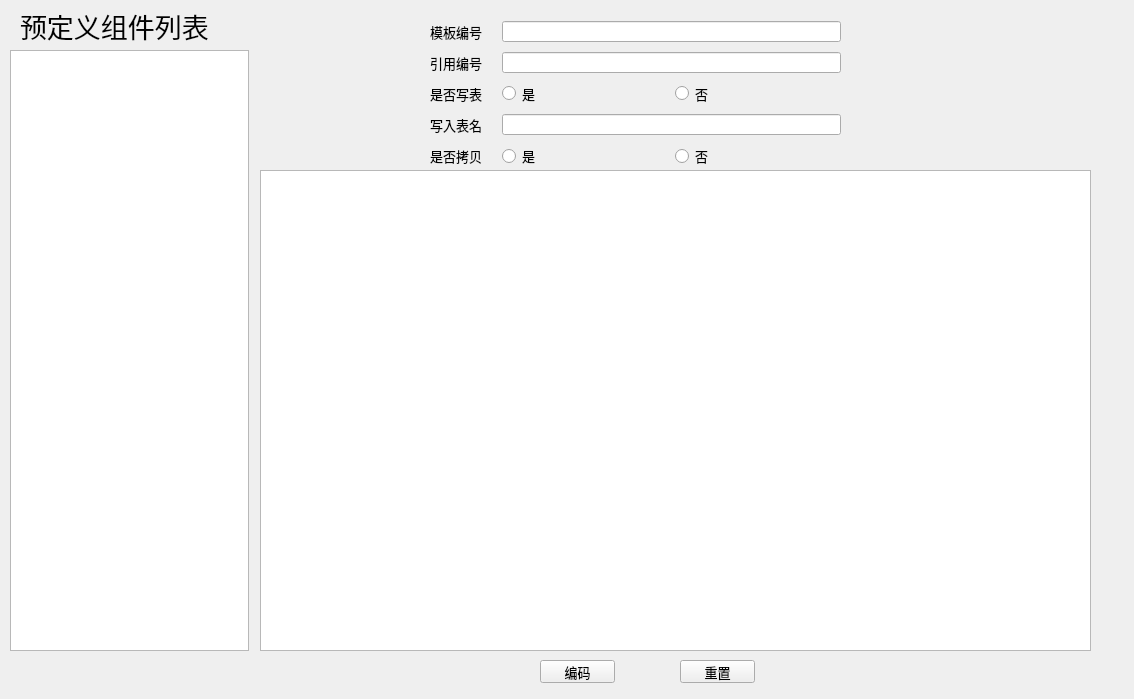
Memorywzd/wfDemo, file wfDemo.ui: the form before one commit.
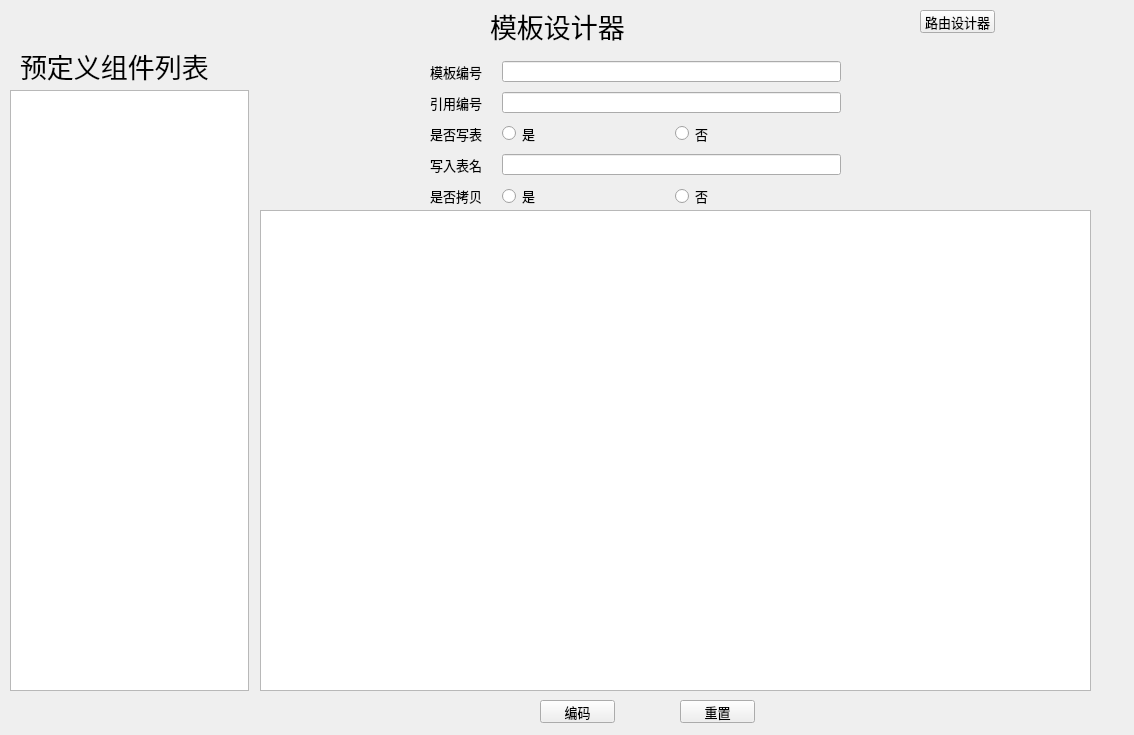
The form after the commit.

```diff
--- a/wfDemo.ui
+++ b/wfDemo.ui
@@ -7,7 +7,7 @@
     <x>0</x>
     <y>0</y>
     <width>1134</width>
-    <height>699</height>
+    <height>735</height>
    </rect>
   </property>
   <property name="windowTitle">
@@ -18,7 +18,7 @@
     <property name="geometry">
      <rect>
       <x>20</x>
-      <y>10</y>
+      <y>50</y>
       <width>231</width>
       <height>31</height>
      </rect>
@@ -39,7 +39,7 @@
     <property name="geometry">
      <rect>
       <x>540</x>
-      <y>660</y>
+      <y>700</y>
       <width>75</width>
       <height>23</height>
      </rect>
@@ -57,7 +57,7 @@
     <property name="geometry">
      <rect>
       <x>680</x>
-      <y>660</y>
+      <y>700</y>
       <width>75</width>
       <height>23</height>
      </rect>
@@ -75,7 +75,7 @@
     <property name="geometry">
      <rect>
       <x>260</x>
-      <y>170</y>
+      <y>210</y>
       <width>831</width>
       <height>481</height>
      </rect>
@@ -85,7 +85,7 @@
     <property name="geometry">
      <rect>
       <x>10</x>
-      <y>50</y>
+      <y>90</y>
       <width>239</width>
       <height>601</height>
      </rect>
@@ -95,7 +95,7 @@
     <property name="geometry">
      <rect>
       <x>380</x>
-      <y>10</y>
+      <y>50</y>
       <width>511</width>
       <height>168</height>
      </rect>
@@ -240,6 +240,42 @@
      </item>
     </layout>
    </widget>
+   <widget class="QLabel" name="label_7">
+    <property name="geometry">
+     <rect>
+      <x>490</x>
+      <y>0</y>
+      <width>141</width>
+      <height>51</height>
+     </rect>
+    </property>
+    <property name="font">
+     <font>
+      <pointsize>20</pointsize>
+     </font>
+    </property>
+    <property name="text">
+     <string>模板设计器</string>
+    </property>
+   </widget>
+   <widget class="QPushButton" name="pushButton_3">
+    <property name="geometry">
+     <rect>
+      <x>920</x>
+      <y>10</y>
+      <width>75</width>
+      <height>23</height>
+     </rect>
+    </property>
+    <property name="font">
+     <font>
+      <pointsize>10</pointsize>
+     </font>
+    </property>
+    <property name="text">
+     <string>路由设计器</string>
+    </property>
+   </widget>
   </widget>
  </widget>
  <layoutdefault spacing="6" margin="11"/>
```
